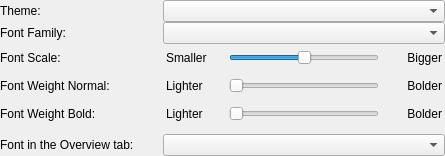
Before: the Qt Designer form src/qt/forms/appearancewidget.ui in dashpay/dash, drawn with Qt 5.
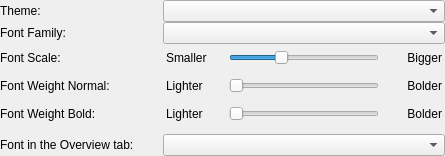
After: the same form once the commit is applied.

Commit message:
fix(qt): clamp font scale minimum to -50 to prevent zero-sized fonts
At scale -100, the formula size*(1+scale*0.01) yields zero, making all text invisible. Change minimum from -100 to -50 (half-size text) in both the constant and the appearance slider.

```diff
--- a/src/qt/forms/appearancewidget.ui
+++ b/src/qt/forms/appearancewidget.ui
@@ -183,7 +183,7 @@
           </size>
          </property>
          <property name="minimum">
-          <number>-100</number>
+          <number>-50</number>
          </property>
          <property name="maximum">
           <number>100</number>
```
The commit also changes 1 other file.
